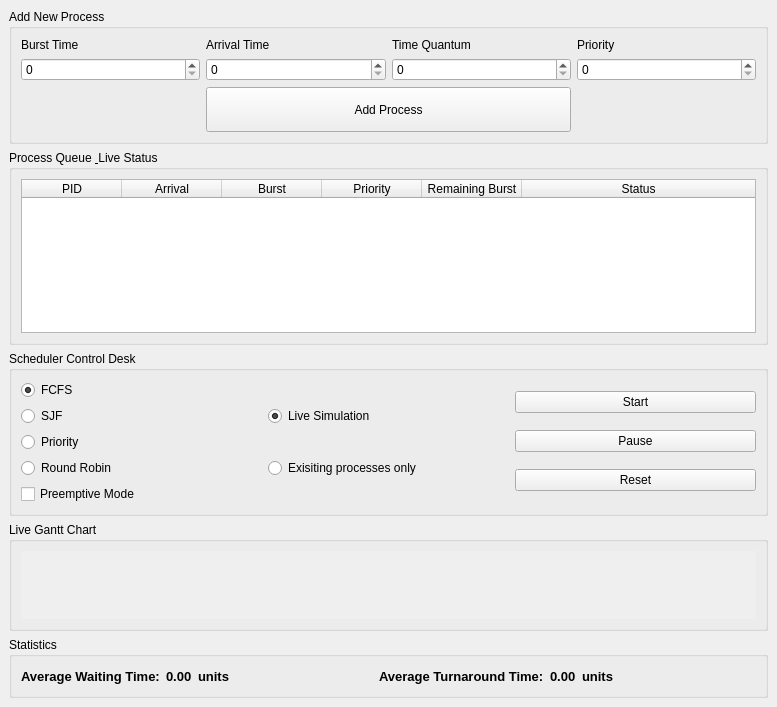
Old version of the form mainwindow.ui in the repository Yosef3dwy/MMALYY-CPU-Scheduler.
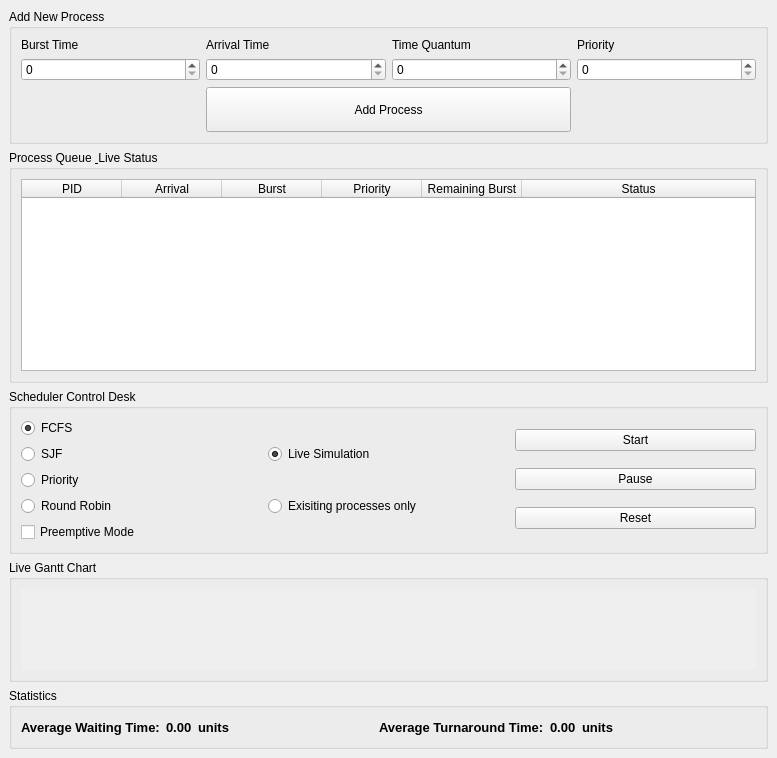
New version of the form. Icons and pictures are not drawn.

```diff
--- a/mainwindow.ui
+++ b/mainwindow.ui
@@ -7,7 +7,7 @@
     <x>0</x>
     <y>0</y>
     <width>777</width>
-    <height>707</height>
+    <height>758</height>
    </rect>
   </property>
   <property name="windowTitle">
@@ -267,8 +267,8 @@
            <rect>
             <x>0</x>
             <y>0</y>
-            <width>737</width>
-            <height>54</height>
+            <width>727</width>
+            <height>83</height>
            </rect>
           </property>
           <layout class="QHBoxLayout" name="horizontalLayout_3"/>
```
Left out of the diff: 2 changed lines with no effect on the pictures.
